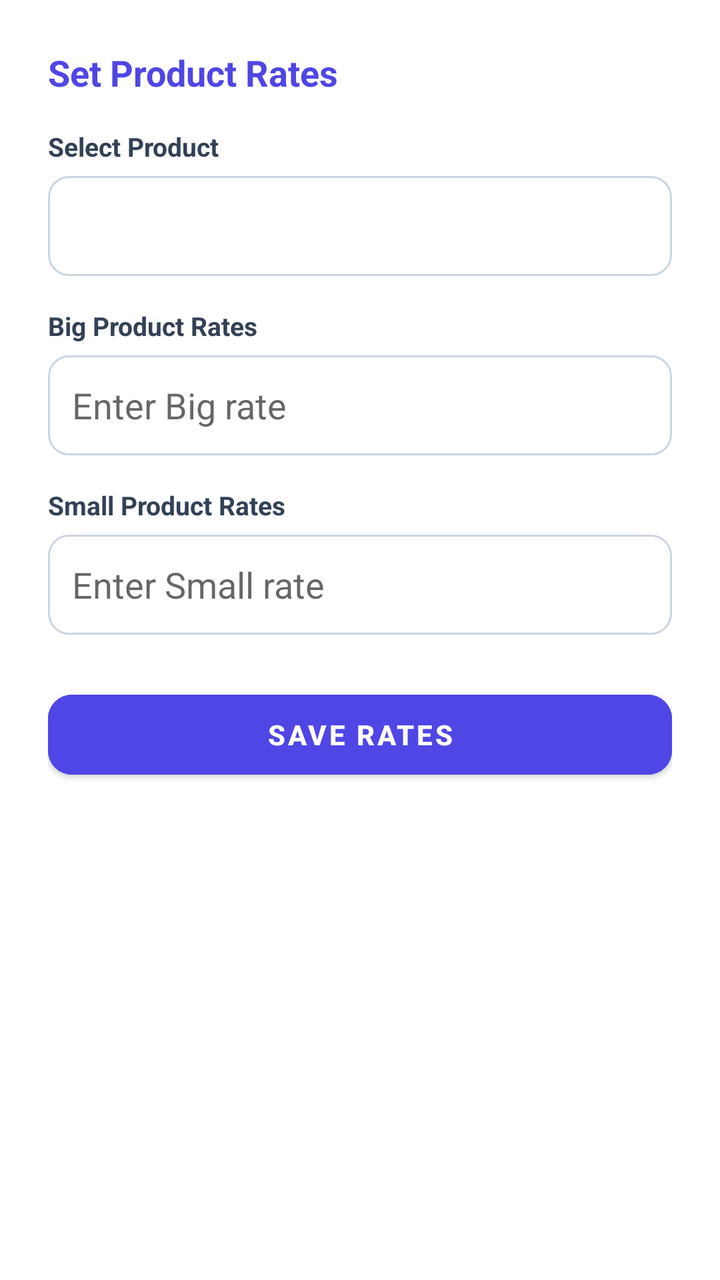
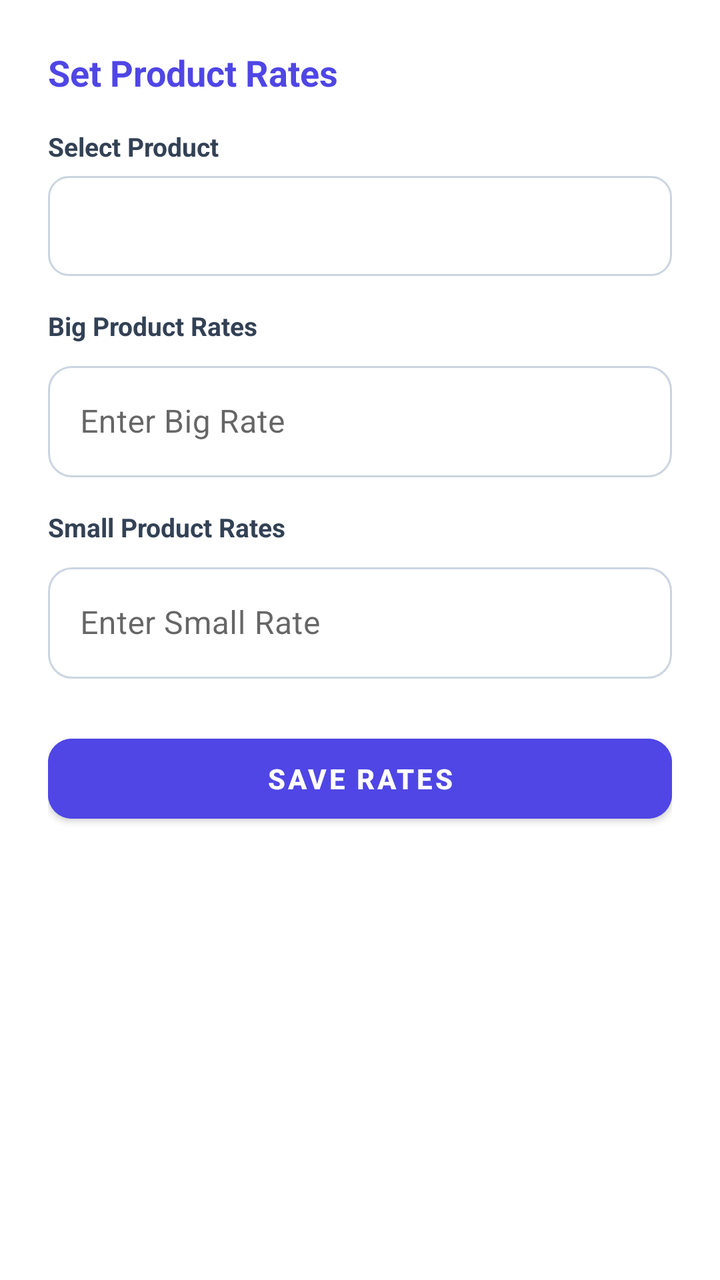

Screens rendered from an Android XML layout before and after an edit, with the pre-edit source and the edit as a unified diff.
<!-- AndroidManifest.xml: application theme Theme.MaterialComponents.DayNight.NoActionBar -->
<!-- res/layout/dialog_product_rates.xml -->
<?xml version="1.0" encoding="utf-8"?>
<ScrollView xmlns:android="http://schemas.android.com/apk/res/android"
    xmlns:app="http://schemas.android.com/apk/res-auto"
    android:layout_width="match_parent"
    android:layout_height="wrap_content"
    android:background="@drawable/bg_dialog_rounded"
    android:padding="24dp">

    <LinearLayout
        android:layout_width="match_parent"
        android:layout_height="wrap_content"
        android:orientation="vertical">

        <TextView
            android:layout_width="wrap_content"
            android:layout_height="wrap_content"
            android:text="Set Product Rates"
            android:textSize="18sp"
            android:textStyle="bold"
            android:textColor="#4F46E5"
            android:layout_marginBottom="16dp"/>

        <TextView 
            android:layout_width="wrap_content"
            android:layout_height="wrap_content"
            android:text="Select Product" 
            android:textSize="13sp"
            android:textStyle="bold" 
            android:textColor="#334155"
            android:layout_marginBottom="6dp"/>
        <Spinner
            android:id="@+id/spinnerRateProduct"
            android:layout_width="match_parent"
            android:layout_height="50dp"
            android:background="@drawable/bg_rounded_edittext"
            android:popupBackground="@drawable/bg_spinner_popup"
            android:dropDownVerticalOffset="4dp"
            android:paddingHorizontal="12dp"
            android:layout_marginBottom="16dp"/>

        <TextView
            android:id="@+id/tvBigRateLabel"
            android:layout_width="wrap_content"
            android:layout_height="wrap_content"
            android:text="Big Product Rates"
            android:textSize="13sp"
            android:textStyle="bold"
            android:textColor="#334155"
            android:layout_marginBottom="6dp"/>
        <EditText
            android:id="@+id/etBigRate"
            android:layout_width="match_parent"
            android:layout_height="50dp"
            android:inputType="numberDecimal"
            android:hint="Enter Big rate"
            android:paddingHorizontal="12dp"
            android:background="@drawable/bg_rounded_edittext"
            android:layout_marginBottom="16dp"/>

        <TextView
            android:id="@+id/tvSmallRateLabel"
            android:layout_width="wrap_content"
            android:layout_height="wrap_content"
            android:text="Small Product Rates"
            android:textSize="13sp"
            android:textStyle="bold"
            android:textColor="#334155"
            android:layout_marginBottom="6dp"/>
        <EditText
            android:id="@+id/etSmallRate"
            android:layout_width="match_parent"
            android:layout_height="50dp"
            android:inputType="numberDecimal"
            android:hint="Enter Small rate"
            android:paddingHorizontal="12dp"
            android:background="@drawable/bg_rounded_edittext"
            android:layout_marginBottom="24dp"/>

        <Button
            android:id="@+id/btnSaveRates"
            android:layout_width="match_parent"
            android:layout_height="52dp"
            android:text="Save Rates"
            android:textStyle="bold"
            android:backgroundTint="#4F46E5"
            android:textColor="#FFFFFF"
            app:cornerRadius="12dp"/>

    </LinearLayout>
</ScrollView>
<!-- resources referenced by this layout -->
<resources>
  <!-- drawable bg_dialog_rounded (drawable) -->
  <?xml version="1.0" encoding="utf-8"?>
  <shape xmlns:android="http://schemas.android.com/apk/res/android"
      android:shape="rectangle">
      <solid android:color="#FFFFFF"/>
      <corners android:radius="20dp"/>
  </shape>
  <!-- drawable bg_rounded_edittext (drawable) -->
  <?xml version="1.0" encoding="utf-8"?>
  <shape xmlns:android="http://schemas.android.com/apk/res/android"
      android:shape="rectangle">
      <solid android:color="#FFFFFF"/>
      <corners android:radius="10dp"/>
      <stroke android:width="1dp" android:color="#CBD5E1"/>
  </shape>
  <!-- drawable bg_spinner_popup (drawable) -->
  <?xml version="1.0" encoding="utf-8"?>
  <shape xmlns:android="http://schemas.android.com/apk/res/android"
      android:shape="rectangle">
      <solid android:color="#FFFFFF"/>
      <corners android:radius="16dp"/>
      <stroke android:width="1dp" android:color="#CBD5E1"/>
  </shape>
</resources>

<!-- the commit's change to res/layout/dialog_product_rates.xml (unified diff, before → after) -->
@@ -47,15 +47,27 @@
             android:textStyle="bold"
             android:textColor="#334155"
             android:layout_marginBottom="6dp"/>
-        <EditText
-            android:id="@+id/etBigRate"
+
+        <com.google.android.material.textfield.TextInputLayout
+            style="@style/Widget.MaterialComponents.TextInputLayout.OutlinedBox"
             android:layout_width="match_parent"
-            android:layout_height="50dp"
-            android:inputType="numberDecimal"
-            android:hint="Enter Big rate"
-            android:paddingHorizontal="12dp"
-            android:background="@drawable/bg_rounded_edittext"
-            android:layout_marginBottom="16dp"/>
+            android:layout_height="wrap_content"
+            android:hint="Enter Big Rate"
+            app:boxCornerRadiusTopStart="12dp"
+            app:boxCornerRadiusTopEnd="12dp"
+            app:boxCornerRadiusBottomStart="12dp"
+            app:boxCornerRadiusBottomEnd="12dp"
+            app:boxStrokeColor="@color/box_stroke_selector"
+            app:hintTextColor="@color/box_hint_selector"
+            android:layout_marginBottom="16dp">
+
+            <com.google.android.material.textfield.TextInputEditText
+                android:id="@+id/etBigRate"
+                android:layout_width="match_parent"
+                android:layout_height="wrap_content"
+                android:inputType="numberDecimal"
+                android:singleLine="true"/>
+        </com.google.android.material.textfield.TextInputLayout>
 
         <TextView
             android:id="@+id/tvSmallRateLabel"
@@ -66,15 +78,27 @@
             android:textStyle="bold"
             android:textColor="#334155"
             android:layout_marginBottom="6dp"/>
-        <EditText
-            android:id="@+id/etSmallRate"
+
+        <com.google.android.material.textfield.TextInputLayout
+            style="@style/Widget.MaterialComponents.TextInputLayout.OutlinedBox"
             android:layout_width="match_parent"
-            android:layout_height="50dp"
-            android:inputType="numberDecimal"
-            android:hint="Enter Small rate"
-            android:paddingHorizontal="12dp"
-            android:background="@drawable/bg_rounded_edittext"
-            android:layout_marginBottom="24dp"/>
+            android:layout_height="wrap_content"
+            android:hint="Enter Small Rate"
+            app:boxCornerRadiusTopStart="12dp"
+            app:boxCornerRadiusTopEnd="12dp"
+            app:boxCornerRadiusBottomStart="12dp"
+            app:boxCornerRadiusBottomEnd="12dp"
+            app:boxStrokeColor="@color/box_stroke_selector"
+            app:hintTextColor="@color/box_hint_selector"
+            android:layout_marginBottom="24dp">
+
+            <com.google.android.material.textfield.TextInputEditText
+                android:id="@+id/etSmallRate"
+                android:layout_width="match_parent"
+                android:layout_height="wrap_content"
+                android:inputType="numberDecimal"
+                android:singleLine="true"/>
+        </com.google.android.material.textfield.TextInputLayout>
 
         <Button
             android:id="@+id/btnSaveRates"
